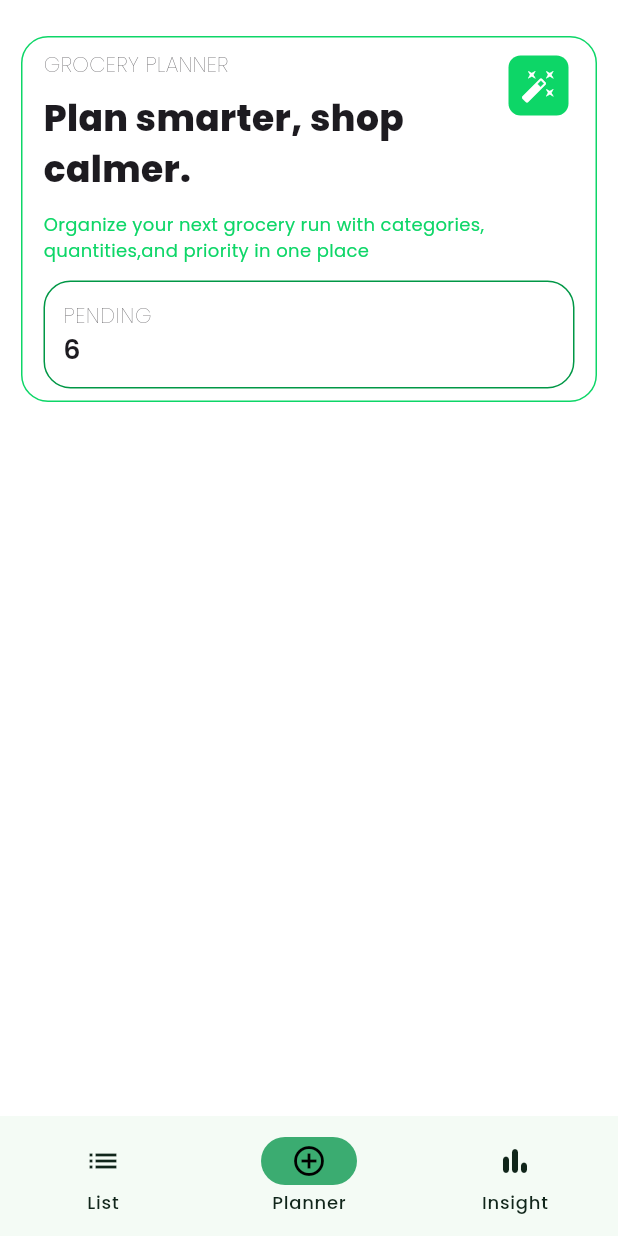
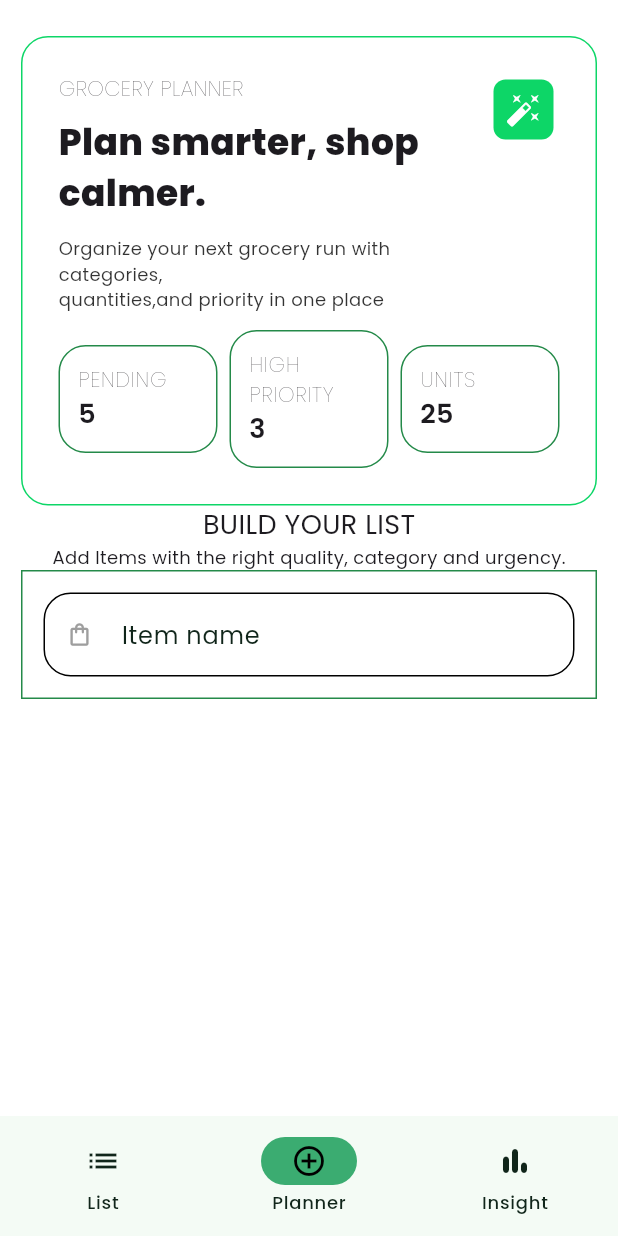
Before and after one commit to Miki0035/flutter_grocify, a Flutter app: the BottomNav screen opened directly, item 2 of the bottom bar chosen, on a phone screen of 412 x 824 dp. Run offline on Flutter 3.47's test engine with Material 3 defaults, Android fonts, the phone set to English and light mode, and no system bars; our stand-ins replace fpdart, google_fonts.

Commit message:
feat: implement activity card, start form

```diff
--- a/lib/core/constants/colors.dart
+++ b/lib/core/constants/colors.dart
@@ -2,7 +2,7 @@ import 'package:flutter/material.dart';
 
 /// Grocify brand colors shared across themes.
 abstract final class GrocifyBrand {
-  static const Color green = Color(0xFF019746);
+  static const Color green = Color(0xFF248A49);
   static const Color greenDark = Color(0xFF0DD667);
   static const Color greenLight = Color(0xFF70DB92);
   static const Color greenSoft = Color(0xFFD3F7E4);
--- /dev/null
+++ b/lib/core/constants/sizes.dart
@@ -0,0 +1,5 @@
+abstract final class GSize {
+  static const double fontSm = 12;
+  static const double fontMd = 18;
+  static const double fontLg = 24;
+}
--- a/lib/features/planner/presentation/screens/planner_screen.dart
+++ b/lib/features/planner/presentation/screens/planner_screen.dart
@@ -1,5 +1,7 @@
 import 'package:flutter/material.dart';
 import 'package:grocify/core/constants/colors.dart';
+import 'package:grocify/core/constants/sizes.dart';
+import 'package:grocify/features/planner/presentation/widgets/activity_card.dart';
 
 class PlannerScreen extends StatelessWidget {
   const PlannerScreen({super.key});
@@ -12,7 +14,7 @@ class PlannerScreen extends StatelessWidget {
         child: Column(
           children: [
             Container(
-              padding: .symmetric(vertical: 8, horizontal: 14),
+              padding: .all(24),
               decoration: BoxDecoration(
                 border: .all(color: GrocifyBrand.greenDark),
                 color: GrocifyBrand.white,
@@ -45,7 +47,7 @@ class PlannerScreen extends StatelessWidget {
                               'quantities,and priority in one place',
                               style: TextStyle(
                                 fontSize: 12,
-                                color: GrocifyBrand.greenDark,
+                                color: Colors.black.withValues(alpha: 0.8),
                               ),
                             ),
                           ],
@@ -76,31 +78,48 @@ class PlannerScreen extends StatelessWidget {
 
                   // CARD COTNAINER
                   Row(
-                    mainAxisAlignment: .spaceEvenly,
+                    mainAxisAlignment: .spaceBetween,
                     crossAxisAlignment: .center,
                     children: [
-                      Expanded(
+                      GActivityCard(type: 'PENDING', amount: 5),
+                      SizedBox(width: 8),
+                      GActivityCard(type: 'HIGH PRIORITY', amount: 3),
+                      SizedBox(width: 8),
+
+                      GActivityCard(type: 'UNITS', amount: 25),
+                    ],
+                  ),
+                ],
+              ),
+            ),
+
+            // IMAGE CONTAINER
+            Text('BUILD YOUR LIST', style: TextStyle(fontSize: GSize.fontMd)),
+            Text(
+              'Add Items with the right quality, category and urgency.',
+              style: TextStyle(fontSize: GSize.fontSm),
+            ),
+
+            Form(
               child: Container(
-                          padding: .all(12),
+                padding: .all(14),
                 decoration: BoxDecoration(
                   border: .all(color: GrocifyBrand.green),
-                            borderRadius: .circular(18),
                 ),
                 child: Column(
-                            crossAxisAlignment: .start,
                   children: [
-                              Text(
-                                'PENDING',
-                                style: TextStyle(
-                                  fontWeight: .w100,
-                                  letterSpacing: 0.5,
+                    TextFormField(
+                      decoration: InputDecoration(
+                        labelText: "Item name",
+                        hintText: 'Ex: Blueberries',
+                        hintStyle: TextStyle(fontWeight: .w200),
+                        prefixIconColor: Colors.grey,
+                        prefixIcon: Icon(Icons.shopping_bag_outlined, size: 18),
+                        border: OutlineInputBorder(
+                          borderRadius: .circular(18),
+                          borderSide: BorderSide(color: GrocifyBrand.green),
                         ),
-                              ),
-                              Text(
-                                '6',
-                                style: TextStyle(
-                                  fontSize: 18,
-                                  fontWeight: .w600,
+                        fillColor: GrocifyBrand.greenSoft,
                       ),
                     ),
                   ],
@@ -109,11 +128,6 @@ class PlannerScreen extends StatelessWidget {
             ),
           ],
         ),
-                ],
-              ),
-            ),
-          ],
-        ),
       ),
     );
   }
--- /dev/null
+++ b/lib/features/planner/presentation/widgets/activity_card.dart
@@ -0,0 +1,29 @@
+import 'package:flutter/material.dart';
+import 'package:grocify/core/constants/colors.dart';
+
+class GActivityCard extends StatelessWidget {
+  const GActivityCard({super.key, required this.type, required this.amount});
+
+  final String type;
+  final int amount;
+
+  @override
+  Widget build(BuildContext context) {
+    return Expanded(
+      child: Container(
+        padding: .all(12),
+        decoration: BoxDecoration(
+          border: .all(color: GrocifyBrand.green),
+          borderRadius: .circular(18),
+        ),
+        child: Column(
+          crossAxisAlignment: .start,
+          children: [
+            Text(type, style: TextStyle(fontWeight: .w100, letterSpacing: 0.5)),
+            Text('$amount', style: TextStyle(fontSize: 18, fontWeight: .w600)),
+          ],
+        ),
+      ),
+    );
+  }
+}
```
Lines whose indentation alone changed are shown as unchanged.
